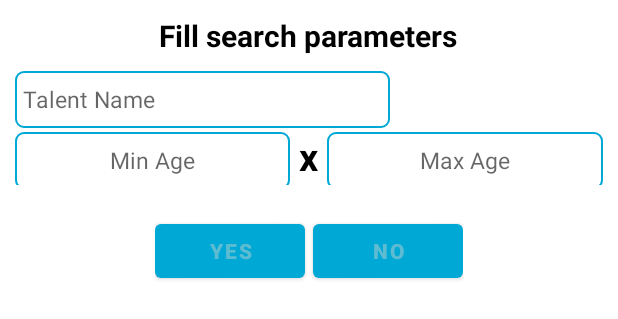
After one commit to Ghanim-Marzouqi/TalentsPartner, an Android app: the layout custom_search_dialog.xml on its own in the app's theme, with its tools: preview values and no code run, on a phone screen of 412 x 824 dp. The commit adds this screen. Shown: the top 319 px of the screen. Run offline under Robolectric (Android 15) with nearby library versions, the phone set to English and light mode, and no system bars.

Commit message:
Search Dialog Added

```diff
--- a/app/src/main/java/com/example/talentspartner/fragments/SearchFragment.java
+++ b/app/src/main/java/com/example/talentspartner/fragments/SearchFragment.java
@@ -2,11 +2,13 @@ package com.example.talentspartner.fragments;
 
 import android.annotation.SuppressLint;
 import android.app.Activity;
+import android.app.Dialog;
 import android.content.Context;
 import android.content.Intent;
 import android.os.Build;
 import android.os.Bundle;
 
+import androidx.annotation.NonNull;
 import androidx.annotation.RequiresApi;
 import androidx.fragment.app.Fragment;
 import androidx.swiperefreshlayout.widget.SwipeRefreshLayout;
@@ -16,11 +18,14 @@ import android.text.TextWatcher;
 import android.view.LayoutInflater;
 import android.view.View;
 import android.view.ViewGroup;
+import android.view.Window;
 import android.widget.BaseAdapter;
+import android.widget.Button;
 import android.widget.EditText;
 import android.widget.ImageView;
 import android.widget.ListView;
 import android.widget.TextView;
+import android.widget.Toast;
 
 import com.example.talentspartner.PartnerDetailsActivity;
 import com.example.talentspartner.R;
@@ -33,6 +38,7 @@ import com.squareup.picasso.Picasso;
 
 import java.util.ArrayList;
 import java.util.List;
+import java.util.Locale;
 import java.util.stream.Collectors;
 
 public class SearchFragment extends Fragment {
@@ -42,7 +48,9 @@ public class SearchFragment extends Fragment {
     ListView lvTalentedPeople;
     List<User> talentedPeople = new ArrayList<>();
     MyAdapter adapter;
+    SearchDialog searchDialog;
     EditText etFilterByTalent;
+    ImageView ivSearch;
     FirebaseAuth auth;
     FirebaseFirestore db;
 
@@ -55,6 +63,8 @@ public class SearchFragment extends Fragment {
         swipeRefreshLayout = fragment.findViewById(R.id.swipe_refresh_layout);
         lvTalentedPeople = fragment.findViewById(R.id.lv_talented_people);
         etFilterByTalent = fragment.findViewById(R.id.et_filter_by_talent);
+        ivSearch = fragment.findViewById(R.id.iv_search);
+        searchDialog = new SearchDialog(getActivity());
 
         // Initialize Firebase Auth & Database
         auth = FirebaseAuth.getInstance();
@@ -94,19 +104,23 @@ public class SearchFragment extends Fragment {
             @Override
             public void onTextChanged(CharSequence charSequence, int i, int i1, int i2) {
                 if (charSequence.length() > 0) {
-                    List<User> filteredList = talentedPeople.stream().filter(p -> p.getTalents().contains(charSequence)).collect(Collectors.toList());
+                    List<User> filteredList = talentedPeople.stream().filter(p -> p.getTalents().toLowerCase(Locale.ROOT).contains(charSequence.toString().toLowerCase(Locale.ROOT))).collect(Collectors.toList());
                     adapter = new MyAdapter(getActivity(), filteredList);
-                    lvTalentedPeople.setAdapter(adapter);
                 } else {
                     adapter = new MyAdapter(getActivity(), talentedPeople);
-                    lvTalentedPeople.setAdapter(adapter);
                 }
+                lvTalentedPeople.setAdapter(adapter);
             }
 
             @Override
             public void afterTextChanged(Editable editable) {
 
             }
+        });
+
+        // Search list
+        ivSearch.setOnClickListener(view -> {
+            searchDialog.show();
         });
 
         return fragment;
@@ -198,4 +212,34 @@ public class SearchFragment extends Fragment {
             return v;
         }
     }
+
+    private class SearchDialog extends Dialog {
+
+        Context context;
+
+        public SearchDialog(@NonNull Context context) {
+            super(context);
+            this.context = context;
+        }
+
+        @Override
+        protected void onCreate(Bundle savedInstanceState) {
+            super.onCreate(savedInstanceState);
+            requestWindowFeature(Window.FEATURE_NO_TITLE);
+            setContentView(R.layout.custom_search_dialog);
+
+            Button yes = findViewById(R.id.btn_yes);
+            Button no = findViewById(R.id.btn_no);
+
+            yes.setOnClickListener(view -> {
+                Toast.makeText(context, "Yes", Toast.LENGTH_SHORT).show();
+                dismiss();
+            });
+
+            no.setOnClickListener(view -> {
+                Toast.makeText(context, "No", Toast.LENGTH_SHORT).show();
+                dismiss();
+            });
+        }
+    }
 }
--- /dev/null
+++ b/app/src/main/res/layout/custom_search_dialog.xml
@@ -0,0 +1,92 @@
+<?xml version="1.0" encoding="utf-8"?>
+<androidx.appcompat.widget.LinearLayoutCompat
+    xmlns:android="http://schemas.android.com/apk/res/android"
+    android:layout_width="match_parent"
+    android:layout_height="wrap_content"
+    android:padding="10dp"
+    android:orientation="vertical">
+
+    <TextView
+        android:id="@+id/txt_dia"
+        android:layout_width="wrap_content"
+        android:layout_height="wrap_content"
+        android:layout_gravity="center"
+        android:text="Fill search parameters"
+        android:textColor="@color/black"
+        android:textSize="20sp"
+        android:textStyle="bold"/>
+
+    <EditText
+        android:id="@+id/et_talent_keywords"
+        android:layout_width="250dp"
+        android:layout_height="38dp"
+        android:layout_marginTop="10dp"
+        android:hint="Talent Name"
+        android:background="@drawable/edittext"
+        android:padding="5dp"
+        android:textSize="15sp"/>
+
+    <androidx.appcompat.widget.LinearLayoutCompat
+        android:layout_width="match_parent"
+        android:layout_height="wrap_content"
+        android:orientation="horizontal"
+        android:layout_marginBottom="10dp"
+        android:weightSum="2">
+
+        <EditText
+            android:layout_width="0dp"
+            android:layout_height="38dp"
+            android:layout_weight="1"
+            android:background="@drawable/edittext"
+            android:hint="Min Age"
+            android:gravity="center"
+            android:padding="5dp"
+            android:textSize="15sp"/>
+
+        <TextView
+            android:layout_width="wrap_content"
+            android:layout_height="match_parent"
+            android:text=" x "
+            android:textSize="25sp"
+            android:textColor="@color/black"
+            android:textStyle="bold"
+            android:gravity="center"/>
+
+        <EditText
+            android:layout_width="0dp"
+            android:layout_height="38dp"
+            android:layout_weight="1"
+            android:background="@drawable/edittext"
+            android:hint="Max Age"
+            android:gravity="center"
+            android:padding="5dp"
+            android:textSize="15sp"/>
+
+    </androidx.appcompat.widget.LinearLayoutCompat>
+
+    <androidx.appcompat.widget.LinearLayoutCompat
+        android:layout_width="wrap_content"
+        android:layout_height="wrap_content"
+        android:layout_gravity="center"
+        android:layout_marginTop="10dp"
+        android:orientation="horizontal" >
+
+        <Button
+            android:id="@+id/btn_yes"
+            android:layout_width="100dp"
+            android:layout_height="wrap_content"
+            android:text="Yes"
+            android:textColor="#5DBCD2"
+            android:textStyle="bold" />
+
+        <Button
+            android:id="@+id/btn_no"
+            android:layout_width="100dp"
+            android:layout_height="wrap_content"
+            android:layout_marginLeft="5dp"
+            android:text="No"
+            android:textColor="#5DBCD2"
+            android:textStyle="bold" />
+    </androidx.appcompat.widget.LinearLayoutCompat>
+
+</androidx.appcompat.widget.LinearLayoutCompat>
--- a/app/src/main/res/layout/fragment_search.xml
+++ b/app/src/main/res/layout/fragment_search.xml
@@ -32,6 +32,7 @@
                 android:background="@drawable/edittext"/>
 
             <ImageView
+                android:id="@+id/iv_search"
                 android:layout_width="wrap_content"
                 android:layout_height="wrap_content"
                 android:src="@drawable/ic_search"
```
